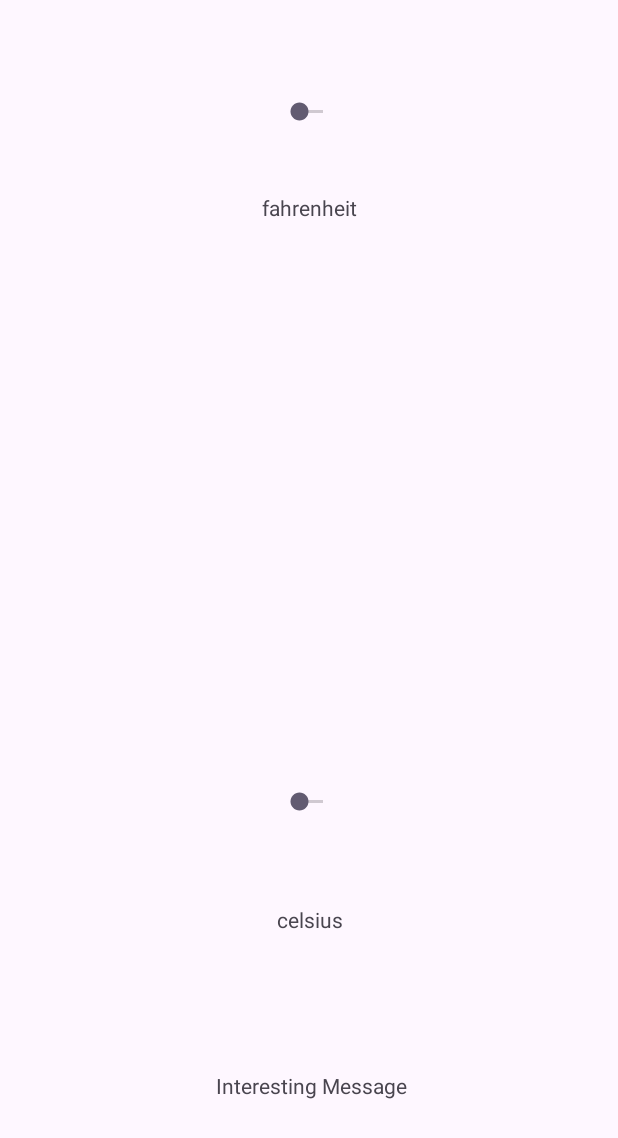
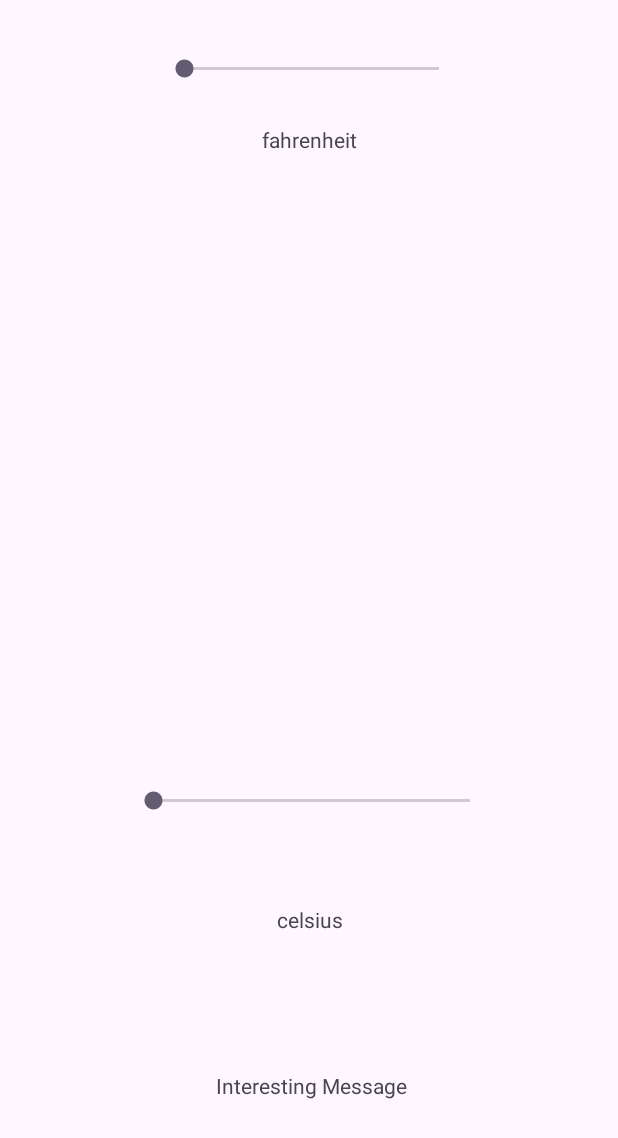
Before and after one commit to zuizzms/ZuizzSaeed-TemperatureConverter, an Android app: the screen it shows after launch (MainActivity), on a phone screen of 412 x 824 dp. Shown: the top 1138 px of the screen. Run offline under Robolectric (Android 15) with nearby library versions, the phone set to English and light mode, and no system bars.

```diff
--- a/app/src/main/java/com/example/zuizzsaeed_temperatureconverter/MainActivity.kt
+++ b/app/src/main/java/com/example/zuizzsaeed_temperatureconverter/MainActivity.kt
@@ -11,12 +11,44 @@ class MainActivity : AppCompatActivity() {
         super.onCreate(savedInstanceState)
         setContentView(R.layout.activity_main)
 
-        val celsiusSeekBar: SeekBar = findViewById(R.id.celsius_seekBar)
-        val fahrenheitSeekBar: SeekBar = findViewById(R.id.fahrenheit_seekBar)
-        val celsiusTV: TextView = findViewById(R.id.celsius_textview)
-        val fahrenheitTV: TextView = findViewById(R.id.fahrenheit_textview)
-        val interestingMessage: TextView = findViewById(R.id.interesting_message)
+        val celsiusSeekBar = findViewById<SeekBar>(R.id.celsius_seekBar)
+        val fahrenheitSeekBar = findViewById<SeekBar>(R.id.fahrenheit_seekBar)
+        val celsiusTextView = findViewById<TextView>(R.id.celsius_textview)
+        val fahrenheitTextView = findViewById<TextView>(R.id.fahrenheit_textview)
+        val interestingMessageTextView = findViewById<TextView>(R.id.interesting_message)
 
+        celsiusSeekBar.setOnSeekBarChangeListener(object : SeekBar.OnSeekBarChangeListener {
+            override fun onProgressChanged(seekBar: SeekBar?, progress: Int, fromUser: Boolean) {
+                val celsiusValue = progress
+                val fahrenheitValue = celsiusToFahrenheit(celsiusValue)
+                celsiusTextView.text = "$celsiusValue°C"
+                fahrenheitTextView.text = "$fahrenheitValue°F"
+            }
 
+            override fun onStartTrackingTouch(seekBar: SeekBar?) {}
+
+            override fun onStopTrackingTouch(seekBar: SeekBar?) {}
+        })
+
+        fahrenheitSeekBar.setOnSeekBarChangeListener(object : SeekBar.OnSeekBarChangeListener {
+            override fun onProgressChanged(seekBar: SeekBar?, progress: Int, fromUser: Boolean) {
+                val fahrenheitValue = progress
+                val celsiusValue = fahrenheitToCelsius(fahrenheitValue)
+                celsiusTextView.text = "$celsiusValue°C"
+                fahrenheitTextView.text = "$fahrenheitValue°F"
+            }
+
+            override fun onStartTrackingTouch(seekBar: SeekBar?) {}
+
+            override fun onStopTrackingTouch(seekBar: SeekBar?) {}
+        })
+    }
+
+    private fun celsiusToFahrenheit(celsius: Int): Int {
+        return (celsius * 9 / 5) + 32
+    }
+
+    private fun fahrenheitToCelsius(fahrenheit: Int): Int {
+        return ((fahrenheit - 32) * 5) / 9
     }
 }
--- a/app/src/main/res/layout/activity_main.xml
+++ b/app/src/main/res/layout/activity_main.xml
@@ -19,23 +19,25 @@
 
         <SeekBar
             android:id="@+id/fahrenheit_seekBar"
-            android:layout_width="wrap_content"
-            android:layout_height="wrap_content"
+            android:layout_width="202dp"
+            android:layout_height="45dp"
             app:layout_constraintBottom_toBottomOf="parent"
             app:layout_constraintEnd_toEndOf="parent"
             app:layout_constraintStart_toStartOf="parent"
-            app:layout_constraintTop_toTopOf="parent" />
+            app:layout_constraintTop_toTopOf="parent"
+            app:layout_constraintVertical_bias="0.225" />
 
         <TextView
             android:id="@+id/fahrenheit_textview"
             android:layout_width="wrap_content"
             android:layout_height="wrap_content"
+            android:layout_marginBottom="20dp"
             android:text="@string/fahrenheit"
             app:layout_constraintBottom_toBottomOf="parent"
             app:layout_constraintEnd_toEndOf="parent"
             app:layout_constraintHorizontal_bias="0.498"
             app:layout_constraintStart_toStartOf="parent"
-            app:layout_constraintTop_toBottomOf="@+id/seekBar2"
+            app:layout_constraintTop_toBottomOf="@+id/fahrenheit_seekBar"
             app:layout_constraintVertical_bias="0.369" />
     </androidx.constraintlayout.widget.ConstraintLayout>
 
@@ -63,8 +65,8 @@
 
         <SeekBar
             android:id="@+id/celsius_seekBar"
-            android:layout_width="wrap_content"
-            android:layout_height="wrap_content"
+            android:layout_width="243dp"
+            android:layout_height="98dp"
             app:layout_constraintBottom_toBottomOf="parent"
             app:layout_constraintEnd_toEndOf="parent"
             app:layout_constraintStart_toStartOf="parent"
```
